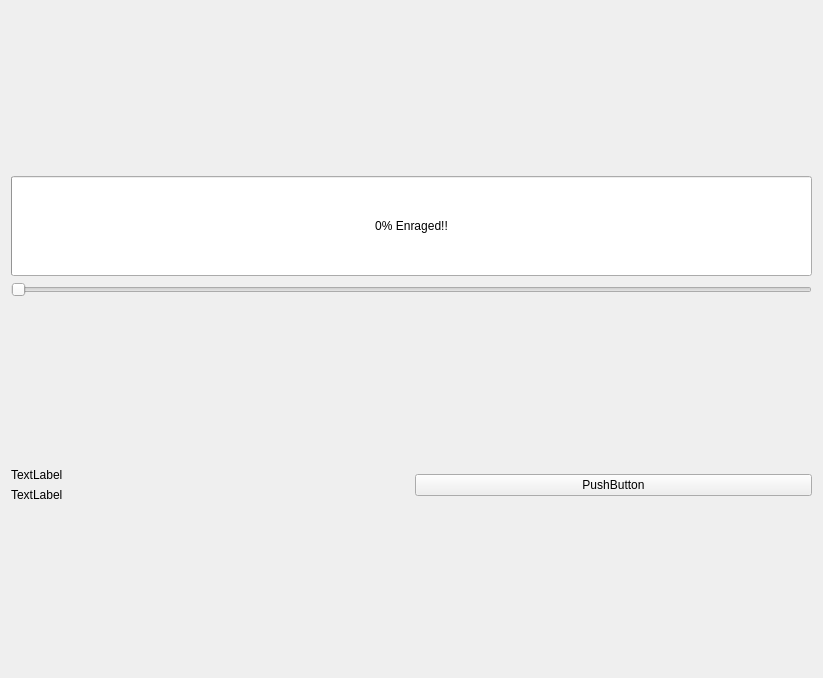
Above: maemo/gui/rageform.ui from nickjalbert/rage before the change. Below: the same form after it.
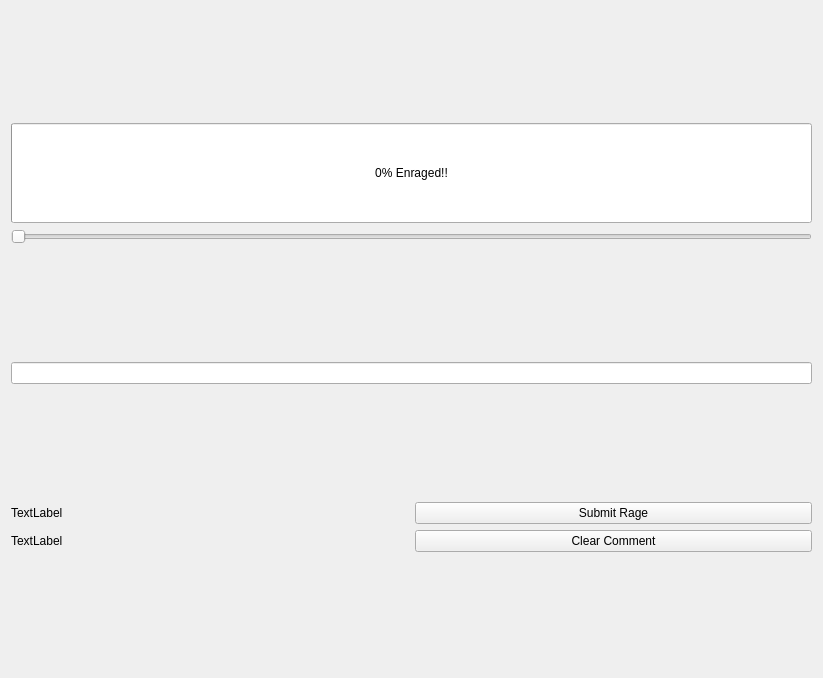
That is the form after the change.

Commit message: Comment field for rage incidents.

```diff
--- a/maemo/gui/rageform.ui
+++ b/maemo/gui/rageform.ui
@@ -13,7 +13,7 @@
   <property name="windowTitle">
    <string>Form</string>
   </property>
-  <layout class="QVBoxLayout" name="verticalLayout_3">
+  <layout class="QVBoxLayout" name="verticalLayout_4">
    <item>
     <layout class="QVBoxLayout" name="verticalLayout_2">
      <item>
@@ -82,7 +82,14 @@
     </layout>
    </item>
    <item>
-    <layout class="QHBoxLayout" name="horizontalLayout_2">
+    <widget class="QLineEdit" name="lineEdit">
+     <property name="maxLength">
+      <number>140</number>
+     </property>
+    </widget>
+   </item>
+   <item>
+    <layout class="QHBoxLayout" name="horizontalLayout">
      <item>
       <layout class="QVBoxLayout" name="verticalLayout">
        <item>
@@ -102,11 +109,22 @@
       </layout>
      </item>
      <item>
-      <widget class="QPushButton" name="pushButton">
-       <property name="text">
-        <string>PushButton</string>
-       </property>
-      </widget>
+      <layout class="QVBoxLayout" name="verticalLayout_3">
+       <item>
+        <widget class="QPushButton" name="submitButton">
+         <property name="text">
+          <string>Submit Rage</string>
+         </property>
+        </widget>
+       </item>
+       <item>
+        <widget class="QPushButton" name="clearButton">
+         <property name="text">
+          <string>Clear Comment</string>
+         </property>
+        </widget>
+       </item>
+      </layout>
      </item>
     </layout>
    </item>
```
Left out of the diff: 28 changed lines with no effect on the pictures. The commit also changes 2 other files.
